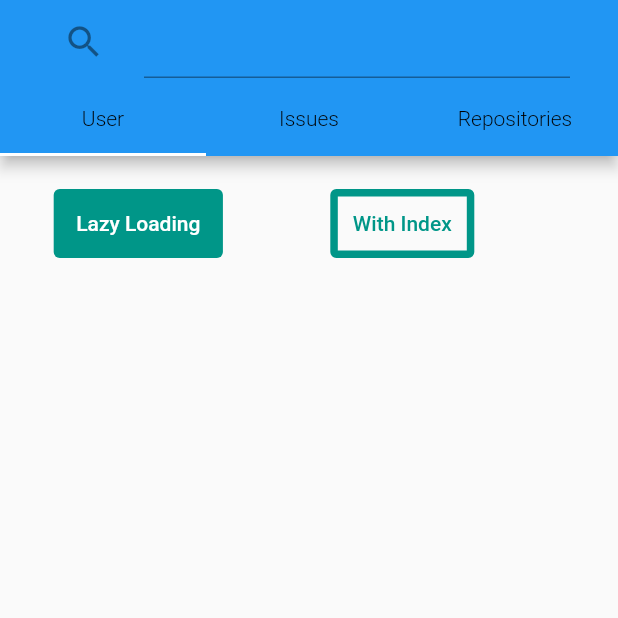
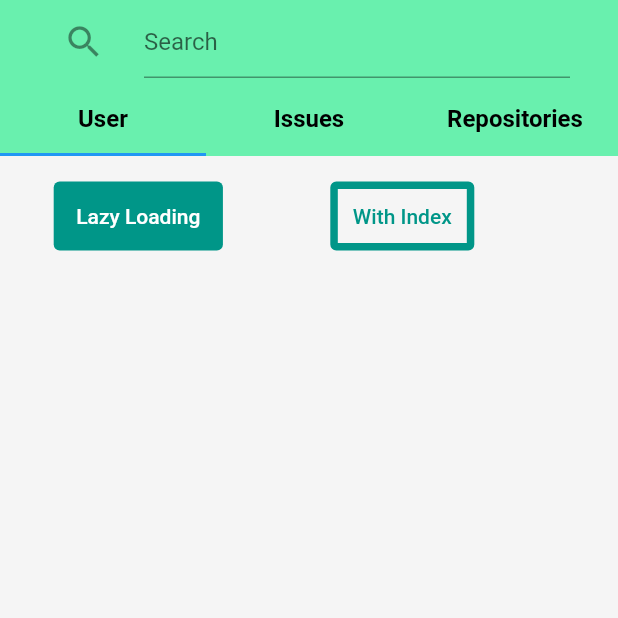
Before and after one commit to wilsenw/github_search, a Flutter app: the screen it shows after launch, on a phone screen of 412 x 824 dp, the top half of it. Run offline on Flutter 3.47's test engine with Material 2 defaults, Android fonts, the phone set to English and light mode, and no system bars; network calls fail; Roboto replaces fonts that are missing (Montserrat).

Commit message:
update 3 (DONE)

```diff
--- a/lib/main.dart
+++ b/lib/main.dart
@@ -1,3 +1,5 @@
+//============ Aplikasi Searching Github ================
+//============ Dibuat oleh: Wilsen Widjaja ================
 import 'package:flutter/material.dart';
 import 'navbar.dart';
 import 'shared/style.dart';
@@ -9,19 +11,20 @@ void main() {
 class MyApp extends StatelessWidget {
   const MyApp({Key? key}) : super(key: key);
 
-  // This widget is the root of your application.
   @override
   Widget build(BuildContext context) {
-    return MaterialApp(
-      theme: _theme(),
-      home: const NavBar(),
-    );
+    return MaterialApp(theme: theme(), home: const NavBar());
   }
 
-  ThemeData _theme() {
+  //============ Theme untuk keseluruhan aplikasi ================
+  ThemeData theme() {
     return ThemeData(
-      //apply style untuk masing - masing text
+      //apply style untuk warna
+      primaryColor: Colors.greenAccent,
+      backgroundColor: Colors.grey[100],
+      //apply style untuk font
       fontFamily: 'Montserrat',
+      //apply style untuk text
       textTheme: const TextTheme(
         headlineMedium: title1TextStyle, //size besar, hitam
         bodyLarge: body1TextStyle, //size medium, hitam
--- a/lib/models/issue.dart
+++ b/lib/models/issue.dart
@@ -1,3 +1,4 @@
+//============ Model untuk issue ================
 class MIssue {
   String title;
   String date;
--- a/lib/models/repo.dart
+++ b/lib/models/repo.dart
@@ -1,3 +1,4 @@
+//============ Model untuk repositories ================
 class MRepo {
   String title;
   String date;
--- a/lib/models/user.dart
+++ b/lib/models/user.dart
@@ -1,3 +1,4 @@
+//============ Model untuk user ================
 class MUser {
   String username;
   String imageURL;
--- a/lib/navbar.dart
+++ b/lib/navbar.dart
@@ -8,6 +8,7 @@ import 'package:github_search/services/http_services.dart';
 import 'package:provider/provider.dart';
 import 'models/user.dart';
 
+//============ Navigasi Aplikasi ================
 class NavBar extends StatefulWidget {
   const NavBar({Key? key}) : super(key: key);
   @override
@@ -20,6 +21,7 @@ class _NavBarState extends State<NavBar> {
   final _searchController = TextEditingController();
   String search = "";
 
+  //============ Provider untuk semua layar ================
   @override
   Widget build(BuildContext context) {
     return MultiProvider(
@@ -34,11 +36,19 @@ class _NavBarState extends State<NavBar> {
             value: Stream.fromFuture(getRepoData(search)),
             initialData: const []),
       ],
-      child: MaterialApp(
-        home: DefaultTabController(
+      //============ AppBar ================
+      child: DefaultTabController(
         length: 3,
         child: Scaffold(
-            appBar: AppBar(
+          body: NestedScrollView(
+            floatHeaderSlivers: true,
+            headerSliverBuilder: (context, innerBoxIsScrolled) => [
+              SliverAppBar(
+                backgroundColor: Theme.of(context).primaryColor,
+                pinned: true,
+                floating: true,
+                snap: false,
+                //============ Search Bar ================
                 title: ListTile(
                   leading: IconButton(
                     icon: const Icon(Icons.search),
@@ -50,28 +60,36 @@ class _NavBarState extends State<NavBar> {
                     },
                   ),
                   title: TextField(
+                    decoration: const InputDecoration(hintText: "Search"),
+                    onSubmitted: (String str) {
+                      setState(() {
+                        search = str;
+                      });
+                    },
                     controller: _searchController,
                   ),
                 ),
+                //============ Tab Bar untuk Navigasi ================
                 bottom: TabBar(
                   tabs: [
                     Tab(
                         child: Text("User",
-                          style: Theme.of(context).textTheme.bodyMedium)),
+                            style: Theme.of(context).textTheme.bodyLarge)),
                     Tab(
                         child: Text("Issues",
-                          style: Theme.of(context).textTheme.bodyMedium)),
+                            style: Theme.of(context).textTheme.bodyLarge)),
                     Tab(
                         child: Text("Repositories",
-                          style: Theme.of(context).textTheme.bodyMedium)),
+                            style: Theme.of(context).textTheme.bodyLarge)),
                   ],
                 ),
-            ),
-            body: TabBarView(
+              )
+            ],
+            body: const TabBarView(
               children: [
-                const UserScreen(),
-                IssueScreen(search: search),
-                const RepoScreen(),
+                UserScreen(), // Screen user
+                IssueScreen(), // Screen issues
+                RepoScreen(), // Screen repositories
               ],
             ),
           ),
--- a/lib/screens/user_screen.dart
+++ b/lib/screens/user_screen.dart
@@ -3,6 +3,7 @@ import 'package:flutter/material.dart';
 import 'package:provider/provider.dart';
 import '../models/user.dart';
 
+//============ Layar User ================
 class UserScreen extends StatefulWidget {
   const UserScreen({Key? key}) : super(key: key);
   @override
@@ -12,6 +13,7 @@ class UserScreen extends StatefulWidget {
 }
 
 class _UserScreenState extends State<UserScreen> {
+  //============ Inisialisasi dan Lazy Loading ================
   final ScrollController _scrollController = ScrollController();
   int _currentMax = 10;
   int _currentMin = 0;
@@ -35,17 +37,23 @@ class _UserScreenState extends State<UserScreen> {
     setState(() {});
   }
 
+  //============ Tampilan Layar Issue ================
   @override
   Widget build(BuildContext context) {
     final List<MUser> userData = Provider.of<List<MUser>>(context);
-    return Column(
+    return Container(
+      color: Theme.of(context).backgroundColor,
+      child: Column(
         children: [
           Expanded(
             flex: 1,
-          child: buttons(userData.length),
+            child: buttons(userData.length), // tombol lazy loading & with index
           ),
           Expanded(
-            flex: 7,
+              flex: 8,
+              child: MediaQuery.removePadding(
+                removeTop: true,
+                context: context,
                 child: ListView.builder(
                     controller: _scrollController,
                     itemCount: itemCount(userData.length, _currentMax),
@@ -70,12 +78,15 @@ class _UserScreenState extends State<UserScreen> {
                           ],
                         ),
                       ));
-                })),
+                    }),
+              )),
           pagination(userData.length),
         ],
+      ),
     );
   }
 
+  //============ Tombol Page Number ================
   Widget pagination(int totalItem) {
     List list = [];
     for (int i = 1; i <= (totalItem / 10).ceil(); i++) {
@@ -100,7 +111,10 @@ class _UserScreenState extends State<UserScreen> {
                       _currentMin = (i * 10) - 10;
                     });
                   },
-                  child: Text(i.toString()),
+                  child: Text(
+                    i.toString(),
+                    style: Theme.of(context).textTheme.headlineMedium,
+                  ),
                 )
             ],
           ),
@@ -109,6 +123,7 @@ class _UserScreenState extends State<UserScreen> {
     }
   }
 
+  //============ Tombol Lazy Loading & With Index ================
   Widget buttons(int totalItem) {
     if (_lazyLoading) {
       return Padding(
@@ -193,6 +208,7 @@ class _UserScreenState extends State<UserScreen> {
   }
 }
 
+//============ Jumlah item pada list ================
 int itemCount(int? length, int max) {
   if (length == null) {
     return 0;
--- a/lib/services/http_services.dart
+++ b/lib/services/http_services.dart
@@ -4,8 +4,11 @@ import 'package:http/http.dart' as http;
 import '../models/user.dart';
 import 'dart:convert' as convert;
 
+//============ Fungsi-fungsi HTTP ================
+//============ Fungsi untuk mengambil data User ================
 Future<List<MUser>> getUserData(String search) async {
-  var url = Uri.https('api.github.com', '/search/users', {'q': search});
+  var url = Uri.https(
+      'api.github.com', '/search/users', {'q': search}); // GET dari Github API
 
   // Await the http get response, then decode the json-formatted response.
   var response = await http.get(url);
@@ -18,14 +21,16 @@ Future<List<MUser>> getUserData(String search) async {
           username: jsonResponse['items'][i]['login'],
           imageURL: jsonResponse['items'][i]['avatar_url']));
     }
-    return userData;
+    return userData; // data dalam bentuk future list
   } else {
     return [];
   }
 }
 
+//============ Fungsi untuk mengambil data repo ================
 Future<List<MRepo>> getRepoData(String search) async {
-  var url = Uri.https('api.github.com', '/search/repositories', {'q': search});
+  var url = Uri.https('api.github.com', '/search/repositories',
+      {'q': search}); // GET dari Github API
 
   // Await the http get response, then decode the json-formatted response.
   var response = await http.get(url);
@@ -42,14 +47,16 @@ Future<List<MRepo>> getRepoData(String search) async {
           forks: jsonResponse['items'][i]['forks_count'],
           imageURL: jsonResponse['items'][i]['owner']['avatar_url']));
     }
-    return repoData;
+    return repoData; // data dalam bentuk future list
   } else {
     return [];
   }
 }
 
+//============ Fungsi untuk mengambil data issue ================
 Future<List<MIssue>> getIssueData(String search) async {
-  var url = Uri.https('api.github.com', '/search/issues', {'q': search});
+  var url = Uri.https(
+      'api.github.com', '/search/issues', {'q': search}); // GET dari Github API
 
   // Await the http get response, then decode the json-formatted response.
   var response = await http.get(url);
@@ -64,7 +71,7 @@ Future<List<MIssue>> getIssueData(String search) async {
           state: jsonResponse['items'][i]['state'],
           imageURL: jsonResponse['items'][i]['user']['avatar_url']));
     }
-    return issueData;
+    return issueData; // data dalam bentuk future list
   } else {
     return [];
   }
```
Also changed, not shown: lib/screens/issues_screen.dart (+30 -11 lines), lib/screens/repo_screen.dart (+37 -14 lines), lib/shared/style.dart (+5 -3 lines). Lines whose indentation alone changed are shown as unchanged.
